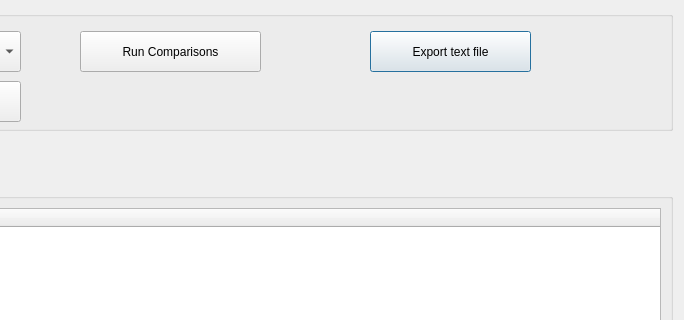
This is GUI_UIs/ui_dialog_report_comparisons.ui in ccbogel/QualCoder as Qt 5 draws it before an edit; both pictures show x 301 to 985 and y 0 to 320 of the 985 by 715 pixel window. The edited form follows.
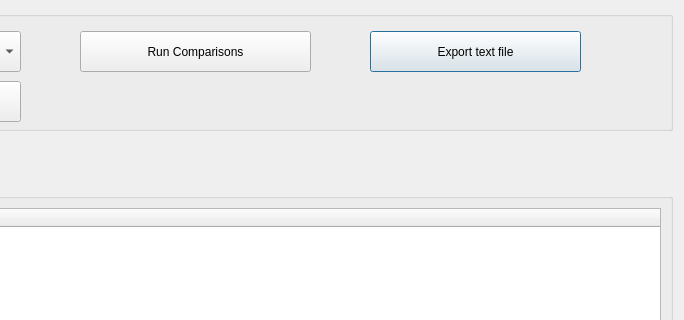
This is the edited form.

What changed in the file:
```diff
--- a/GUI_UIs/ui_dialog_report_comparisons.ui
+++ b/GUI_UIs/ui_dialog_report_comparisons.ui
@@ -39,7 +39,7 @@
        <rect>
         <x>660</x>
         <y>20</y>
-        <width>161</width>
+        <width>211</width>
         <height>41</height>
        </rect>
       </property>
@@ -52,7 +52,7 @@
        <rect>
         <x>370</x>
         <y>20</y>
-        <width>181</width>
+        <width>231</width>
         <height>41</height>
        </rect>
       </property>
```
Left out of the diff: 2 changed lines with no effect on the pictures.
